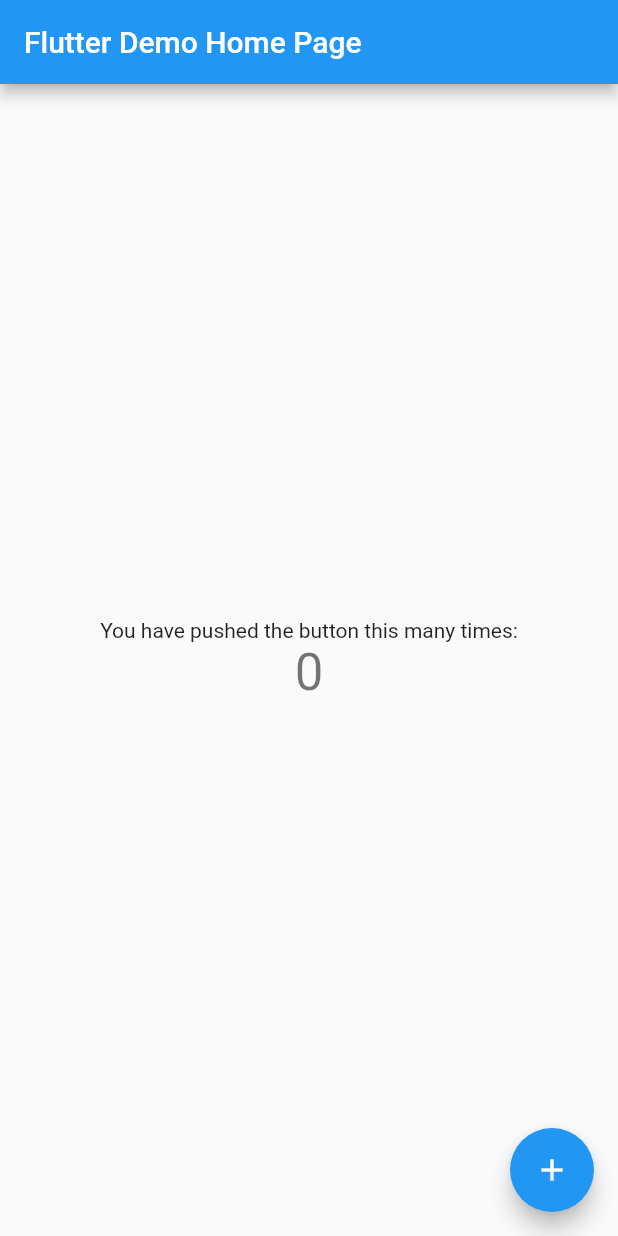
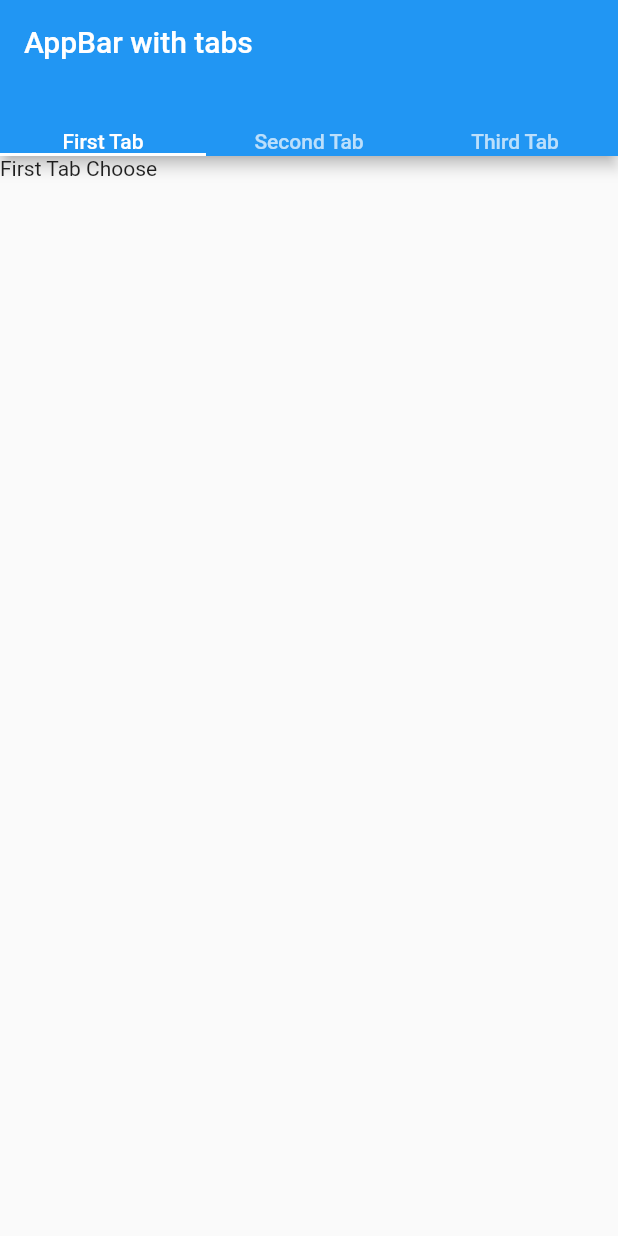
Before and after one commit to filipenanclarez/poc_inappwebviews_with_tabs, a Flutter app: the screen it shows after launch, on a phone screen of 412 x 824 dp. Run offline on Flutter 3.47's test engine with Material 2 defaults, Android fonts, the phone set to English and light mode, and no system bars.

Commit message:
Simple tab implementation

```diff
--- a/lib/main.dart
+++ b/lib/main.dart
@@ -13,15 +13,6 @@ class MyApp extends StatelessWidget {
     return MaterialApp(
       title: 'Flutter Demo',
       theme: ThemeData(
-        // This is the theme of your application.
-        //
-        // Try running your application with "flutter run". You'll see the
-        // application has a blue toolbar. Then, without quitting the app, try
-        // changing the primarySwatch below to Colors.green and then invoke
-        // "hot reload" (press "r" in the console where you ran "flutter run",
-        // or simply save your changes to "hot reload" in a Flutter IDE).
-        // Notice that the counter didn't reset back to zero; the application
-        // is not restarted.
         primarySwatch: Colors.blue,
       ),
       home: const MyHomePage(title: 'Flutter Demo Home Page'),
@@ -32,15 +23,6 @@ class MyApp extends StatelessWidget {
 class MyHomePage extends StatefulWidget {
   const MyHomePage({super.key, required this.title});
 
-  // This widget is the home page of your application. It is stateful, meaning
-  // that it has a State object (defined below) that contains fields that affect
-  // how it looks.
-
-  // This class is the configuration for the state. It holds the values (in this
-  // case the title) provided by the parent (in this case the App widget) and
-  // used by the build method of the State. Fields in a Widget subclass are
-  // always marked "final".
-
   final String title;
 
   @override
@@ -48,68 +30,29 @@ class MyHomePage extends StatefulWidget {
 }
 
 class _MyHomePageState extends State<MyHomePage> {
-  int _counter = 0;
-
-  void _incrementCounter() {
-    setState(() {
-      // This call to setState tells the Flutter framework that something has
-      // changed in this State, which causes it to rerun the build method below
-      // so that the display can reflect the updated values. If we changed
-      // _counter without calling setState(), then the build method would not be
-      // called again, and so nothing would appear to happen.
-      _counter++;
-    });
-  }
-
   @override
   Widget build(BuildContext context) {
-    // This method is rerun every time setState is called, for instance as done
-    // by the _incrementCounter method above.
-    //
-    // The Flutter framework has been optimized to make rerunning build methods
-    // fast, so that you can just rebuild anything that needs updating rather
-    // than having to individually change instances of widgets.
-    return Scaffold(
-      appBar: AppBar(
-        // Here we take the value from the MyHomePage object that was created by
-        // the App.build method, and use it to set our appbar title.
-        title: Text(widget.title),
-      ),
-      body: Center(
-        // Center is a layout widget. It takes a single child and positions it
-        // in the middle of the parent.
-        child: Column(
-          // Column is also a layout widget. It takes a list of children and
-          // arranges them vertically. By default, it sizes itself to fit its
-          // children horizontally, and tries to be as tall as its parent.
-          //
-          // Invoke "debug painting" (press "p" in the console, choose the
-          // "Toggle Debug Paint" action from the Flutter Inspector in Android
-          // Studio, or the "Toggle Debug Paint" command in Visual Studio Code)
-          // to see the wireframe for each widget.
-          //
-          // Column has various properties to control how it sizes itself and
-          // how it positions its children. Here we use mainAxisAlignment to
-          // center the children vertically; the main axis here is the vertical
-          // axis because Columns are vertical (the cross axis would be
-          // horizontal).
-          mainAxisAlignment: MainAxisAlignment.center,
+    return DefaultTabController(
+      length: 3,
+      child: Scaffold(
+        appBar: AppBar(
+          title: Text("AppBar with tabs"),
+          bottom: TabBar(
+            tabs: <Widget>[
+              Text("First Tab"),
+              Text("Second Tab"),
+              Text("Third Tab"),
+            ],
+          ),
+        ),
+        body: TabBarView(
           children: <Widget>[
-            const Text(
-              'You have pushed the button this many times:',
-            ),
-            Text(
-              '$_counter',
-              style: Theme.of(context).textTheme.headline4,
-            ),
+            Text("First Tab Choose"),
+            Text("Second Tab Choose"),
+            Text("Third Tab Choose")
           ],
         ),
       ),
-      floatingActionButton: FloatingActionButton(
-        onPressed: _incrementCounter,
-        tooltip: 'Increment',
-        child: const Icon(Icons.add),
-      ), // This trailing comma makes auto-formatting nicer for build methods.
     );
   }
 }
```
